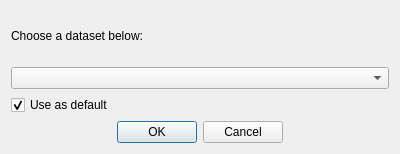
This is ui/dataset_diag.ui in LiuLab-CSRC/ClickX as Qt 5 draws it before an edit. The edited form follows.
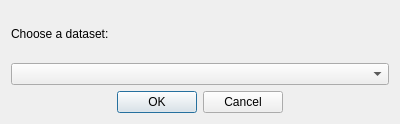
This is the edited form.

The edit to the form file:
```diff
--- a/ui/dataset_diag.ui
+++ b/ui/dataset_diag.ui
@@ -7,7 +7,7 @@
     <x>0</x>
     <y>0</y>
     <width>400</width>
-    <height>154</height>
+    <height>124</height>
    </rect>
   </property>
   <property name="windowTitle">
@@ -19,7 +19,7 @@
      <item>
       <widget class="QLabel" name="label">
        <property name="text">
-        <string>Choose a dataset below:</string>
+        <string>Choose a dataset:</string>
        </property>
       </widget>
      </item>
@@ -41,24 +41,7 @@
    <item>
     <layout class="QHBoxLayout" name="horizontalLayout_2" stretch="4">
      <item>
-      <widget class="QComboBox" name="combo_box"/>
-     </item>
-    </layout>
-   </item>
-   <item>
-    <layout class="QHBoxLayout" name="horizontalLayout_3" stretch="4">
-     <item>
-      <widget class="QCheckBox" name="check_box">
-       <property name="layoutDirection">
-        <enum>Qt::LeftToRight</enum>
-       </property>
-       <property name="text">
-        <string>Use as default</string>
-       </property>
-       <property name="checked">
-        <bool>true</bool>
-       </property>
-      </widget>
+      <widget class="QComboBox" name="comboBox"/>
      </item>
     </layout>
    </item>
```
